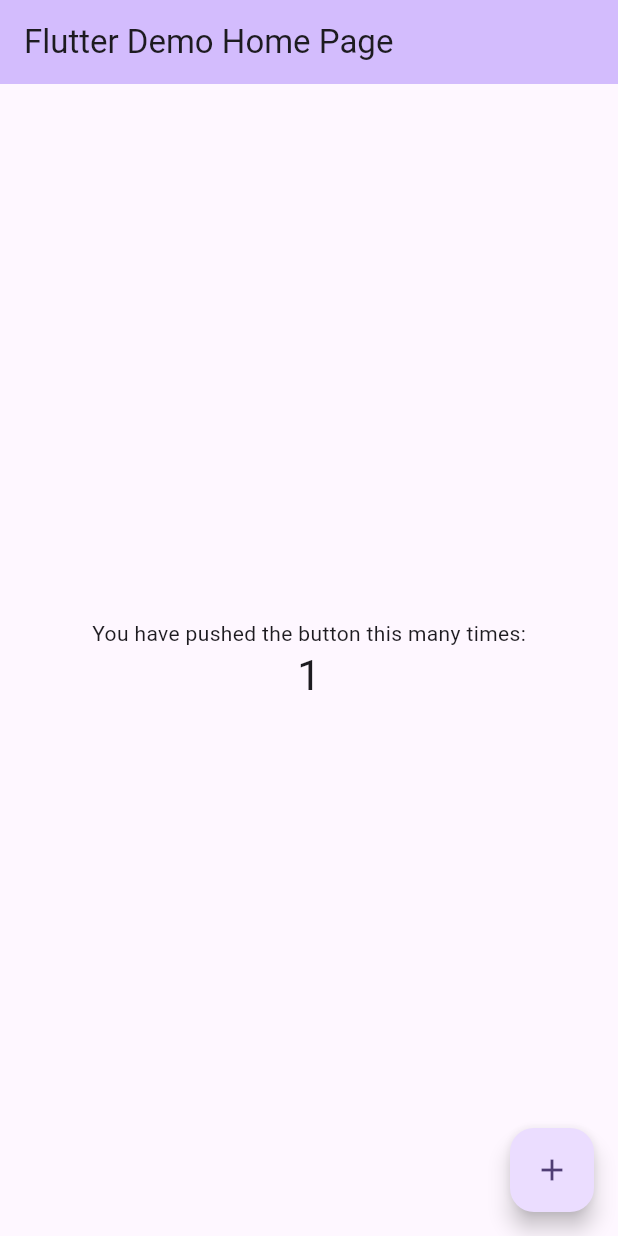
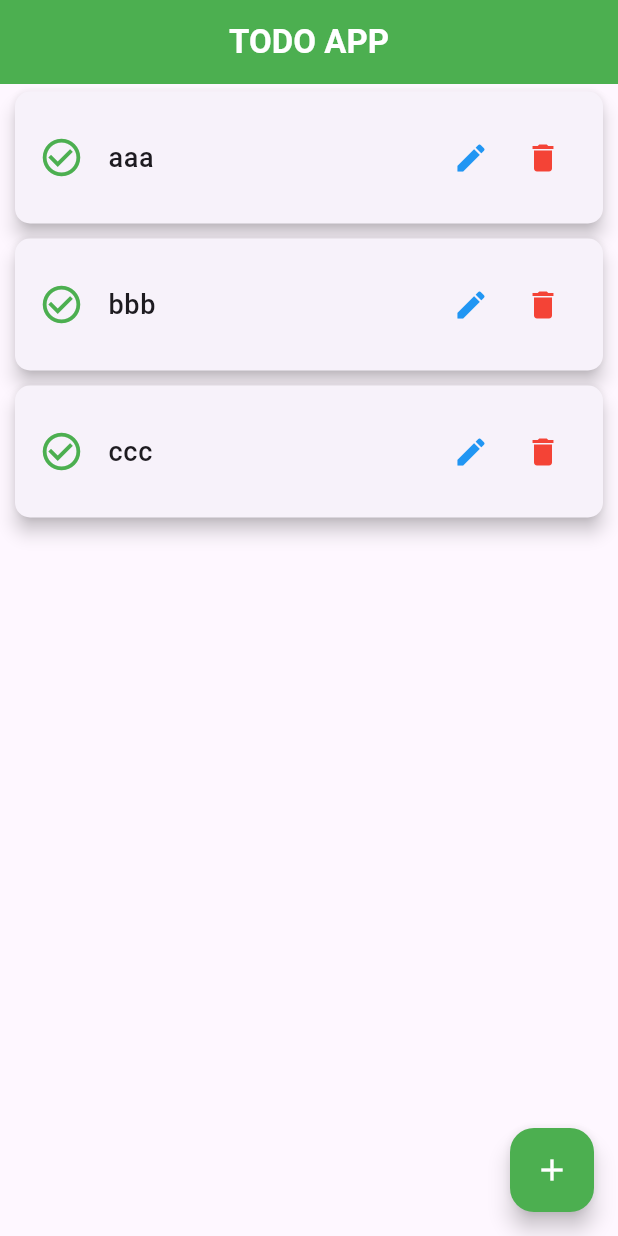
Before and after one commit to peerapattop/todo_mobile, a Flutter app: the screen it shows after launch, after a tap on the "add" icon, on a phone screen of 412 x 824 dp. Run offline on Flutter 3.47's test engine with Material 3 defaults, Android fonts, the phone set to English and light mode, and no system bars.

Commit message:
update provider

```diff
--- a/lib/main.dart
+++ b/lib/main.dart
@@ -1,69 +1,16 @@
 import 'package:flutter/material.dart';
+import 'package:provider/provider.dart';
+import 'package:todo_mobile/providers/todo_provider.dart';
+import 'package:todo_mobile/screens/todo_screen.dart';
 
 void main() {
-  runApp(const MyApp());
+  runApp(
+    ChangeNotifierProvider(
+      create: (_) => TodoProvider(),
+      child: const MaterialApp(
+        debugShowCheckedModeBanner: false,
+        home: TodoScreen(),
+      ),
+    ),
+  );
 }
-
-class MyApp extends StatelessWidget {
-  const MyApp({super.key});
-
-  @override
-  Widget build(BuildContext context) {
-    return MaterialApp(
-      title: 'Flutter Demo',
-      theme: ThemeData(
-        colorScheme: ColorScheme.fromSeed(seedColor: Colors.deepPurple),
-        useMaterial3: true,
-      ),
-      home: const MyHomePage(title: 'Flutter Demo Home Page'),
-    );
-  }
-}
-
-class MyHomePage extends StatefulWidget {
-  const MyHomePage({super.key, required this.title});
-
-  final String title;
-
-  @override
-  State<MyHomePage> createState() => _MyHomePageState();
-}
-
-class _MyHomePageState extends State<MyHomePage> {
-  int _counter = 0;
-
-  void _incrementCounter() {
-    setState(() {
-      _counter++;
-    });
-  }
-
-  @override
-  Widget build(BuildContext context) {
-    return Scaffold(
-      appBar: AppBar(
-        backgroundColor: Theme.of(context).colorScheme.inversePrimary,
-        title: Text(widget.title),
-      ),
-      body: Center(
-        child: Column(
-          mainAxisAlignment: MainAxisAlignment.center,
-          children: <Widget>[
-            const Text(
-              'You have pushed the button this many times:',
-            ),
-            Text(
-              '$_counter',
-              style: Theme.of(context).textTheme.headlineMedium,
-            ),
-          ],
-        ),
-      ),
-      floatingActionButton: FloatingActionButton(
-        onPressed: _incrementCounter,
-        tooltip: 'Increment',
-        child: const Icon(Icons.add),
-      ), // This trailing comma makes auto-formatting nicer for build methods.
-    );
-  }
-}
--- a/lib/providers/todo_provider.dart
+++ b/lib/providers/todo_provider.dart
@@ -1,5 +1,20 @@
 import 'package:flutter/material.dart';
 
-class Todo with ChangeNotifier{
+class TodoProvider with ChangeNotifier {
+   List<String> tasks = ["aaa", "bbb","ccc"];
 
+  void addTodo(String title) {
+    tasks.add(title);
+    notifyListeners();
+  }
+
+  void editTodo(int id, newTitle) {
+    newTitle[id] = newTitle;
+    notifyListeners();
+  }
+
+  void removeTodo(int id) {
+    tasks.removeAt(id);
+    notifyListeners();
+  }
 }
--- /dev/null
+++ b/lib/screens/todo_screen.dart
@@ -0,0 +1,80 @@
+import 'package:flutter/material.dart';
+import 'package:provider/provider.dart';
+import 'package:todo_mobile/providers/todo_provider.dart';
+
+class TodoScreen extends StatelessWidget {
+  const TodoScreen({super.key});
+
+  @override
+  Widget build(BuildContext context) {
+    var tasks = context.watch<TodoProvider>().tasks;
+
+    return Scaffold(
+      appBar: AppBar(
+        title: const Text(
+          "TODO APP",
+          style: TextStyle(
+            color: Colors.white,
+            fontWeight: FontWeight.bold,
+          ),
+        ),
+        centerTitle: true,
+        backgroundColor: Colors.green,
+      ),
+      body: ListView.builder(
+        itemCount: tasks.length,
+        itemBuilder: (context, index) {
+          return Card(
+            margin: const EdgeInsets.symmetric(horizontal: 10, vertical: 5),
+            elevation: 5,
+            shape: RoundedRectangleBorder(
+              borderRadius: BorderRadius.circular(10),
+            ),
+            child: ListTile(
+              contentPadding: const EdgeInsets.all(16),
+              leading: const Icon(
+                Icons.check_circle_outline,
+                color: Colors.green,
+                size: 30,
+              ),
+              title: Text(
+                tasks[index],
+                style: const TextStyle(
+                  fontSize: 18,
+                  fontWeight: FontWeight.w500,
+                ),
+              ),
+              trailing: Row(
+                mainAxisSize: MainAxisSize.min,
+                children: [
+                  IconButton(
+                    icon: const Icon(Icons.edit, color: Colors.blue),
+                    onPressed: () {
+                      // ฟังก์ชันสำหรับแก้ไข task
+                    },
+                  ),
+                  IconButton(
+                    icon: const Icon(Icons.delete, color: Colors.red),
+                    onPressed: () {
+                      // ฟังก์ชันสำหรับลบ task
+                    },
+                  ),
+                ],
+              ),
+            ),
+          );
+        },
+      ),
+      floatingActionButton: FloatingActionButton(
+        backgroundColor: Colors.green,
+        child: const Icon(
+          Icons.add,
+          color: Colors.white,
+        ),
+        onPressed: () {
+          // ฟังก์ชันสำหรับเพิ่ม task
+        },
+      ),
+    );
+  }
+}
```
Also changed, not shown: lib/screens/add_screen.dart (added), 1 other file.
